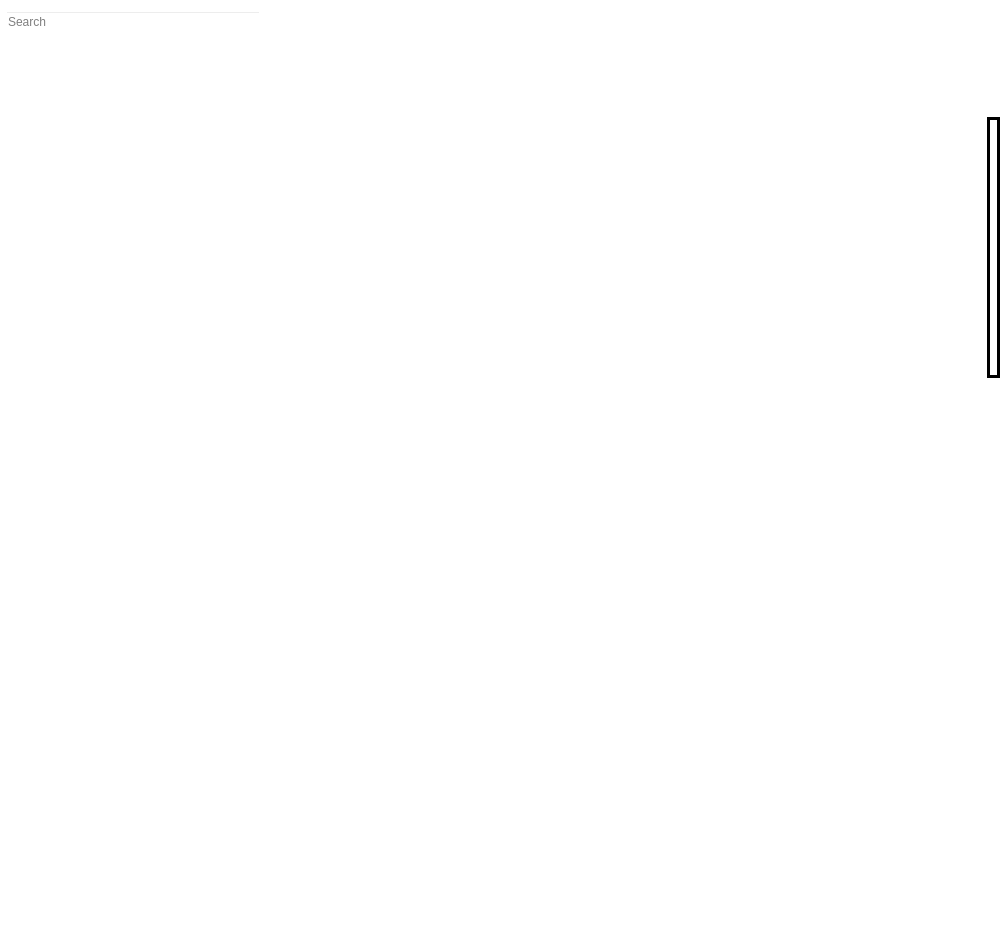
Carifio24/DMCompanion, file monstermanual.ui: the form before one commit.
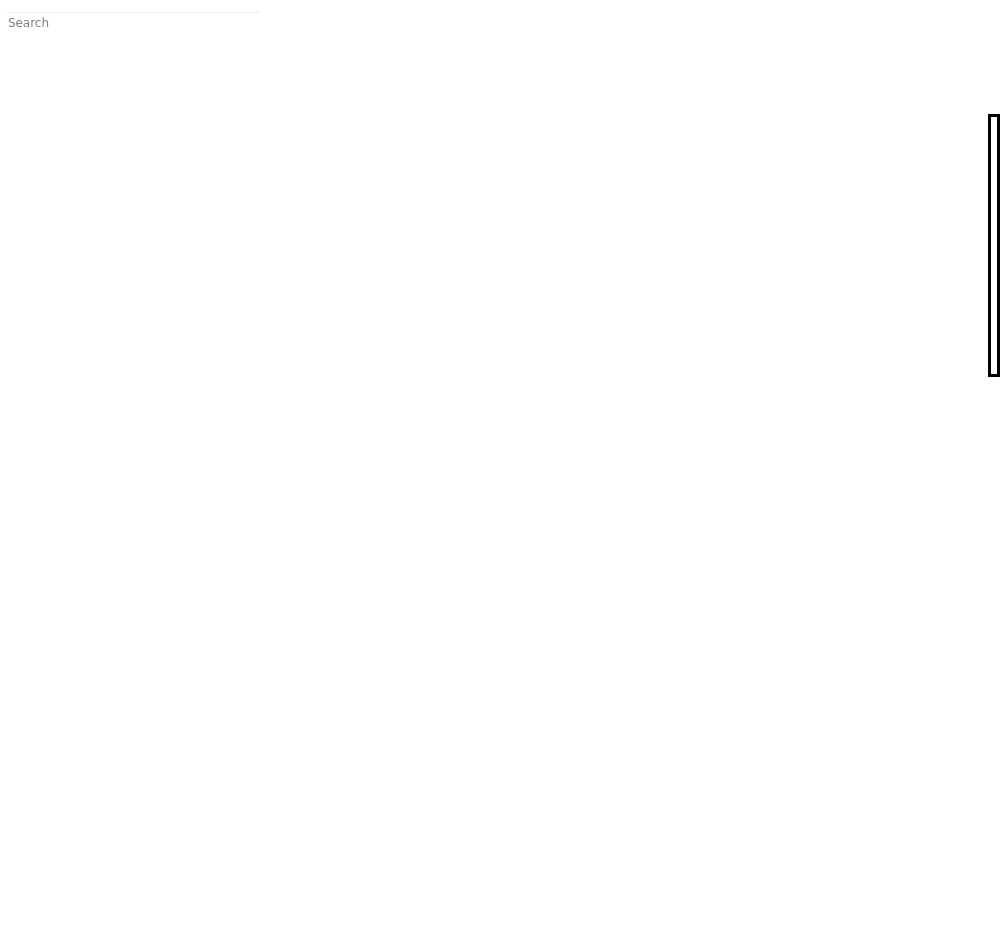
The form after the commit.

Patch:
```diff
--- a/monstermanual.ui
+++ b/monstermanual.ui
@@ -10,6 +10,11 @@
     <height>925</height>
    </rect>
   </property>
+  <property name="font">
+   <font>
+    <family>DejaVu Sans</family>
+   </font>
+  </property>
   <property name="windowTitle">
    <string>Form</string>
   </property>
@@ -36,6 +41,11 @@
      </property>
      <item>
       <widget class="QLineEdit" name="searchBar">
+       <property name="font">
+        <font>
+         <family>DejaVu Sans</family>
+        </font>
+       </property>
        <property name="styleSheet">
         <string notr="true">background:transparent</string>
        </property>
@@ -55,6 +65,11 @@
          <verstretch>0</verstretch>
         </sizepolicy>
        </property>
+       <property name="font">
+        <font>
+         <family>DejaVu Sans</family>
+        </font>
+       </property>
        <property name="autoFillBackground">
         <bool>false</bool>
        </property>
@@ -101,7 +116,7 @@
       <widget class="QLabel" name="nameLabel">
        <property name="font">
         <font>
-         <family>URW Chancery L</family>
+         <family>DejaVu Sans</family>
          <pointsize>30</pointsize>
          <italic>true</italic>
         </font>
@@ -148,6 +163,11 @@
              <verstretch>0</verstretch>
             </sizepolicy>
            </property>
+           <property name="font">
+            <font>
+             <family>DejaVu Sans</family>
+            </font>
+           </property>
            <property name="text">
             <string/>
            </property>
@@ -155,6 +175,11 @@
          </item>
          <item>
           <widget class="QLabel" name="speedLabel">
+           <property name="font">
+            <font>
+             <family>DejaVu Sans</family>
+            </font>
+           </property>
            <property name="text">
             <string/>
            </property>
@@ -162,6 +187,11 @@
          </item>
          <item>
           <widget class="QLabel" name="hpLabel">
+           <property name="font">
+            <font>
+             <family>DejaVu Sans</family>
+            </font>
+           </property>
            <property name="text">
             <string/>
            </property>
@@ -175,6 +205,11 @@
              <verstretch>0</verstretch>
             </sizepolicy>
            </property>
+           <property name="font">
+            <font>
+             <family>DejaVu Sans</family>
+            </font>
+           </property>
            <property name="text">
             <string/>
            </property>
@@ -191,6 +226,11 @@
              <verstretch>0</verstretch>
             </sizepolicy>
            </property>
+           <property name="font">
+            <font>
+             <family>DejaVu Sans</family>
+            </font>
+           </property>
            <property name="text">
             <string/>
            </property>
@@ -207,6 +247,11 @@
              <verstretch>0</verstretch>
             </sizepolicy>
            </property>
+           <property name="font">
+            <font>
+             <family>DejaVu Sans</family>
+            </font>
+           </property>
            <property name="text">
             <string/>
            </property>
@@ -223,6 +268,11 @@
              <verstretch>0</verstretch>
             </sizepolicy>
            </property>
+           <property name="font">
+            <font>
+             <family>DejaVu Sans</family>
+            </font>
+           </property>
            <property name="text">
             <string/>
            </property>
@@ -239,6 +289,11 @@
              <verstretch>0</verstretch>
             </sizepolicy>
            </property>
+           <property name="font">
+            <font>
+             <family>DejaVu Sans</family>
+            </font>
+           </property>
            <property name="text">
             <string/>
            </property>
@@ -255,6 +310,11 @@
              <verstretch>0</verstretch>
             </sizepolicy>
            </property>
+           <property name="font">
+            <font>
+             <family>DejaVu Sans</family>
+            </font>
+           </property>
            <property name="text">
             <string/>
            </property>
@@ -271,6 +331,11 @@
              <verstretch>0</verstretch>
             </sizepolicy>
            </property>
+           <property name="font">
+            <font>
+             <family>DejaVu Sans</family>
+            </font>
+           </property>
            <property name="text">
             <string/>
            </property>
@@ -287,6 +352,11 @@
              <verstretch>0</verstretch>
             </sizepolicy>
            </property>
+           <property name="font">
+            <font>
+             <family>DejaVu Sans</family>
+            </font>
+           </property>
            <property name="text">
             <string/>
            </property>
@@ -303,6 +373,11 @@
              <verstretch>0</verstretch>
             </sizepolicy>
            </property>
+           <property name="font">
+            <font>
+             <family>DejaVu Sans</family>
+            </font>
+           </property>
            <property name="text">
             <string/>
            </property>
@@ -321,6 +396,11 @@
            <verstretch>0</verstretch>
           </sizepolicy>
          </property>
+         <property name="font">
+          <font>
+           <family>DejaVu Sans</family>
+          </font>
+         </property>
          <property name="frameShape">
           <enum>QFrame::Box</enum>
          </property>
@@ -338,6 +418,11 @@
       <layout class="QHBoxLayout" name="abilityScoresLayout">
        <item>
         <widget class="QLabel" name="strLabel">
+         <property name="font">
+          <font>
+           <family>DejaVu Sans</family>
+          </font>
+         </property>
          <property name="text">
           <string/>
          </property>
@@ -348,6 +433,11 @@
        </item>
        <item>
         <widget class="QLabel" name="dexLabel">
+         <property name="font">
+          <font>
+           <family>DejaVu Sans</family>
+          </font>
+         </property>
          <property name="text">
           <string/>
          </property>
@@ -358,6 +448,11 @@
        </item>
        <item>
         <widget class="QLabel" name="conLabel">
+         <property name="font">
+          <font>
+           <family>DejaVu Sans</family>
+          </font>
+         </property>
          <property name="text">
           <string/>
          </property>
@@ -368,6 +463,11 @@
        </item>
        <item>
         <widget class="QLabel" name="intLabel">
+         <property name="font">
+          <font>
+           <family>DejaVu Sans</family>
+          </font>
+         </property>
          <property name="text">
           <string/>
          </property>
@@ -378,6 +478,11 @@
        </item>
        <item>
         <widget class="QLabel" name="wisLabel">
+         <property name="font">
+          <font>
+           <family>DejaVu Sans</family>
+          </font>
+         </property>
          <property name="text">
           <string/>
          </property>
@@ -388,6 +493,11 @@
        </item>
        <item>
         <widget class="QLabel" name="chaLabel">
+         <property name="font">
+          <font>
+           <family>DejaVu Sans</family>
+          </font>
+         </property>
          <property name="text">
           <string/>
          </property>
@@ -406,6 +516,11 @@
          <verstretch>0</verstretch>
         </sizepolicy>
        </property>
+       <property name="font">
+        <font>
+         <family>DejaVu Sans</family>
+        </font>
+       </property>
        <property name="layoutDirection">
         <enum>Qt::LeftToRight</enum>
        </property>
@@ -451,6 +566,11 @@
         <layout class="QVBoxLayout" name="verticalLayout">
          <item>
           <widget class="QLabel" name="abilitiesLabel">
+           <property name="font">
+            <font>
+             <family>DejaVu Sans</family>
+            </font>
+           </property>
            <property name="text">
             <string/>
            </property>
```
